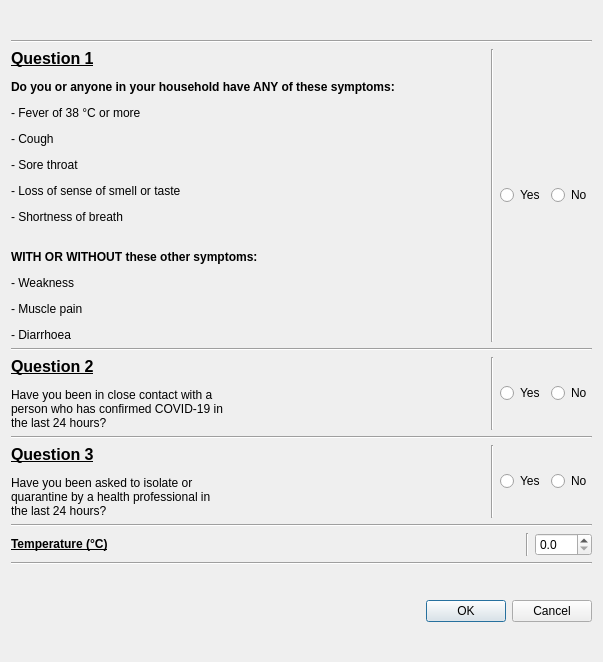
Qt form src/forms/surveydialog.ui (fverco/CompanyCovidQuery) before a commit.
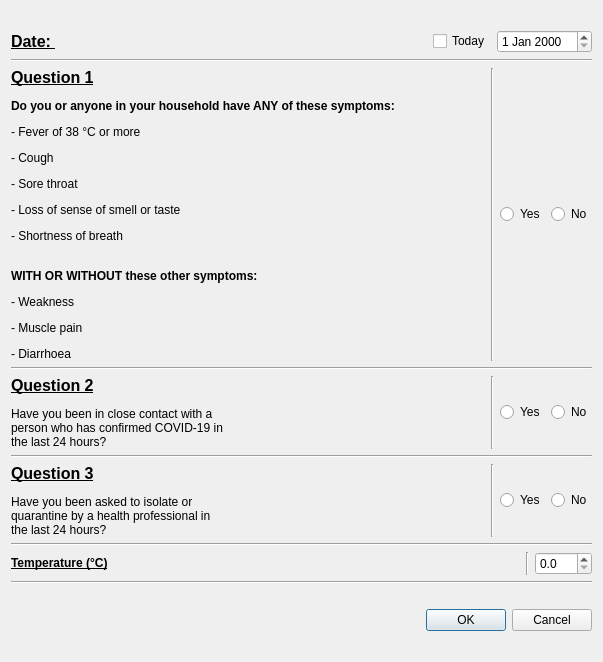
The same form after that commit.

Commit message: Add date input for SurveyDialog and implement it in adding process

The edit to the form file:
```diff
--- a/src/forms/surveydialog.ui
+++ b/src/forms/surveydialog.ui
@@ -26,6 +26,43 @@
    </item>
    <item row="0" column="0">
     <layout class="QVBoxLayout" name="verticalLayout">
+     <item>
+      <layout class="QHBoxLayout" name="horizontalLayout_8">
+       <item>
+        <widget class="QLabel" name="lblDate">
+         <property name="text">
+          <string>&lt;html&gt;&lt;head/&gt;&lt;body&gt;&lt;p&gt;&lt;span style=&quot; font-size:12pt; font-weight:700; text-decoration: underline;&quot;&gt;Date: &lt;/span&gt;&lt;/p&gt;&lt;/body&gt;&lt;/html&gt;</string>
+         </property>
+        </widget>
+       </item>
+       <item>
+        <spacer name="horizontalSpacer_5">
+         <property name="orientation">
+          <enum>Qt::Horizontal</enum>
+         </property>
+         <property name="sizeHint" stdset="0">
+          <size>
+           <width>40</width>
+           <height>20</height>
+          </size>
+         </property>
+        </spacer>
+       </item>
+       <item>
+        <widget class="QCheckBox" name="cbTodayDate">
+         <property name="text">
+          <string>Today</string>
+         </property>
+         <property name="checked">
+          <bool>false</bool>
+         </property>
+        </widget>
+       </item>
+       <item>
+        <widget class="QDateEdit" name="deSurveyDate"/>
+       </item>
+      </layout>
+     </item>
      <item>
       <widget class="Line" name="line_4">
        <property name="orientation">
```
The commit also changes 2 other files.
